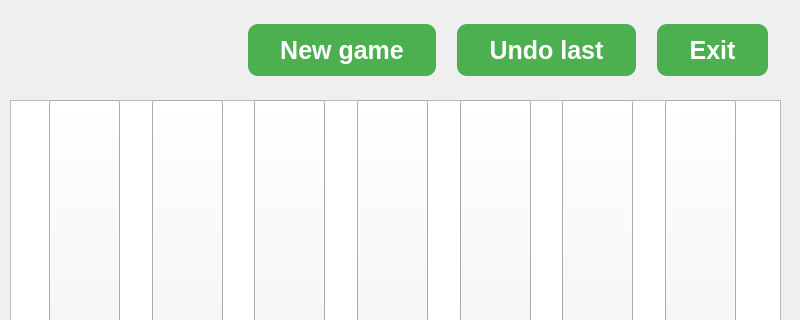
Qt form src/forms/BoardWindow.ui (wshknmt/Connect-4) before a commit; both pictures show x 0 to 800 and y 0 to 320 of the 800 by 600 pixel window.
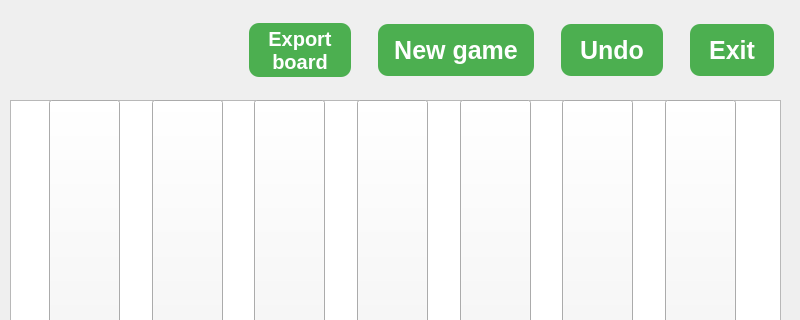
The same form after that commit.

Commit message: added save/load board to/from file

What changed in the file:
```diff
--- a/src/forms/BoardWindow.ui
+++ b/src/forms/BoardWindow.ui
@@ -270,13 +270,16 @@
    <widget class="QWidget" name="horizontalLayoutWidget_2">
     <property name="geometry">
      <rect>
-      <x>19</x>
+      <x>10</x>
       <y>10</y>
-      <width>761</width>
+      <width>791</width>
       <height>81</height>
      </rect>
     </property>
     <layout class="QHBoxLayout" name="horizontalLayout_2">
+     <property name="spacing">
+      <number>0</number>
+     </property>
      <item>
       <spacer name="horizontalSpacer_12">
        <property name="orientation">
@@ -295,12 +298,24 @@
      </item>
      <item>
       <widget class="QLabel" name="resultLabel">
+       <property name="sizePolicy">
+        <sizepolicy hsizetype="Fixed" vsizetype="Preferred">
+         <horstretch>0</horstretch>
+         <verstretch>0</verstretch>
+        </sizepolicy>
+       </property>
        <property name="minimumSize">
         <size>
          <width>200</width>
          <height>0</height>
         </size>
        </property>
+       <property name="maximumSize">
+        <size>
+         <width>200</width>
+         <height>16777215</height>
+        </size>
+       </property>
        <property name="font">
         <font>
          <pointsize>20</pointsize>
@@ -317,11 +332,83 @@
         <enum>Qt::Horizontal</enum>
        </property>
        <property name="sizeType">
-        <enum>QSizePolicy::Maximum</enum>
+        <enum>QSizePolicy::Fixed</enum>
        </property>
        <property name="sizeHint" stdset="0">
         <size>
-         <width>40</width>
+         <width>1</width>
+         <height>20</height>
+        </size>
+       </property>
+      </spacer>
+     </item>
+     <item>
+      <widget class="QPushButton" name="exportButton">
+       <property name="sizePolicy">
+        <sizepolicy hsizetype="Fixed" vsizetype="Fixed">
+         <horstretch>0</horstretch>
+         <verstretch>0</verstretch>
+        </sizepolicy>
+       </property>
+       <property name="minimumSize">
+        <size>
+         <width>0</width>
+         <height>50</height>
+        </size>
+       </property>
+       <property name="maximumSize">
+        <size>
+         <width>106</width>
+         <height>62</height>
+        </size>
+       </property>
+       <property name="font">
+        <font>
+         <pointsize>-1</pointsize>
+         <bold>true</bold>
+         <underline>false</underline>
+         <strikeout>false</strikeout>
+        </font>
+       </property>
+       <property name="styleSheet">
+        <string notr="true">QPushButton {
+	background-color: #4CAF50;
+	border: none;
+	color: white;
+
+    padding-top: 5px;
+    padding-bottom: 5px;
+	text-align: center;
+	text-decoration: none;
+	font-size: 20px;
+	font-weight: bold;
+	margin: 4px 2px;
+	border-radius: 10px;
+}
+QPushButton:hover {
+	background-color: #45a049;
+}
+QPushButton:pressed {
+	background-color: #3e8e41;
+}</string>
+       </property>
+       <property name="text">
+        <string>Export
+board</string>
+       </property>
+      </widget>
+     </item>
+     <item>
+      <spacer name="horizontalSpacer_14">
+       <property name="orientation">
+        <enum>Qt::Horizontal</enum>
+       </property>
+       <property name="sizeType">
+        <enum>QSizePolicy::Fixed</enum>
+       </property>
+       <property name="sizeHint" stdset="0">
+        <size>
+         <width>10</width>
          <height>20</height>
         </size>
        </property>
@@ -332,12 +419,24 @@
        <property name="enabled">
         <bool>true</bool>
        </property>
+       <property name="sizePolicy">
+        <sizepolicy hsizetype="Fixed" vsizetype="Fixed">
+         <horstretch>0</horstretch>
+         <verstretch>0</verstretch>
+        </sizepolicy>
+       </property>
        <property name="minimumSize">
         <size>
          <width>0</width>
          <height>60</height>
         </size>
        </property>
+       <property name="maximumSize">
+        <size>
+         <width>160</width>
+         <height>16777215</height>
+        </size>
+       </property>
        <property name="font">
         <font>
          <pointsize>-1</pointsize>
@@ -351,14 +450,12 @@
 	background-color: #4CAF50;
 	border: none;
 	color: white;
-	padding: 10px 32px;
+	padding: 10px 12px;
 	text-align: center;
 	text-decoration: none;
-	display: inline-block;
 	font-size: 25px;
 	font-weight: bold;
 	margin: 4px 2px;
-	cursor: pointer;
 	border-radius: 10px;
 }
 QPushButton:hover {
@@ -379,11 +476,11 @@
         <enum>Qt::Horizontal</enum>
        </property>
        <property name="sizeType">
-        <enum>QSizePolicy::Maximum</enum>
+        <enum>QSizePolicy::Fixed</enum>
        </property>
        <property name="sizeHint" stdset="0">
         <size>
-         <width>40</width>
+         <width>10</width>
          <height>20</height>
         </size>
        </property>
@@ -397,6 +494,12 @@
          <height>60</height>
         </size>
        </property>
+       <property name="maximumSize">
+        <size>
+         <width>106</width>
+         <height>16777215</height>
+        </size>
+       </property>
        <property name="font">
         <font>
          <pointsize>-1</pointsize>
@@ -410,14 +513,12 @@
 	background-color: #4CAF50;
 	border: none;
 	color: white;
-	padding: 10px 32px;
+	padding: 10px 12px;
 	text-align: center;
 	text-decoration: none;
-	display: inline-block;
 	font-size: 25px;
 	font-weight: bold;
 	margin: 4px 2px;
-	cursor: pointer;
 	border-radius: 10px;
 }
 QPushButton:hover {
@@ -428,7 +529,7 @@
 }</string>
        </property>
        <property name="text">
-        <string>Undo last</string>
+        <string>Undo</string>
        </property>
       </widget>
      </item>
@@ -438,11 +539,11 @@
         <enum>Qt::Horizontal</enum>
        </property>
        <property name="sizeType">
-        <enum>QSizePolicy::Maximum</enum>
+        <enum>QSizePolicy::Fixed</enum>
        </property>
        <property name="sizeHint" stdset="0">
         <size>
-         <width>40</width>
+         <width>10</width>
          <height>20</height>
         </size>
        </property>
@@ -456,6 +557,12 @@
          <height>60</height>
         </size>
        </property>
+       <property name="maximumSize">
+        <size>
+         <width>88</width>
+         <height>16777215</height>
+        </size>
+       </property>
        <property name="font">
         <font>
          <pointsize>-1</pointsize>
@@ -469,14 +576,12 @@
 	background-color: #4CAF50;
 	border: none;
 	color: white;
-	padding: 10px 32px;
+	padding: 10px 12px;
 	text-align: center;
 	text-decoration: none;
-	display: inline-block;
 	font-size: 25px;
 	font-weight: bold;
 	margin: 4px 2px;
-	cursor: pointer;
 	border-radius: 10px;
 }
 QPushButton:hover {
```
The commit also changes 13 other files.
